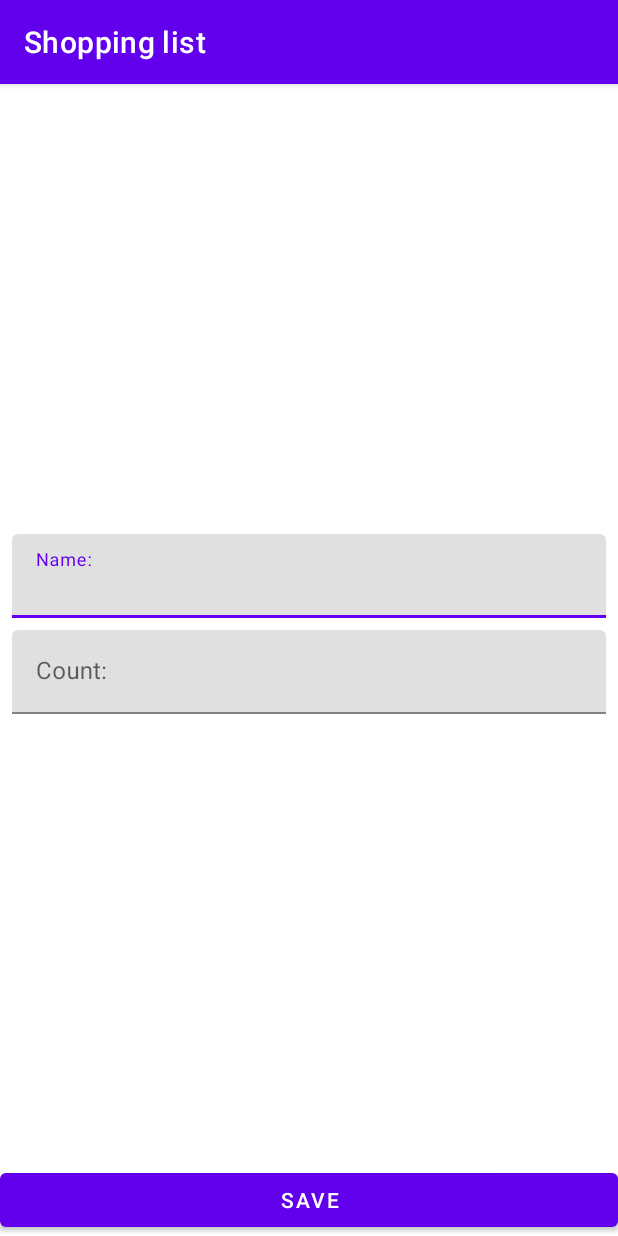
After one commit to tpyc12/Shoppinglist, an Android app: the ShopItemActivity screen opened directly, with no data from a screen before it, on a phone screen of 412 x 824 dp. The commit adds this screen. Run offline under Robolectric (Android 15) with nearby library versions, the phone set to English and light mode, and no system bars.

Commit message:
feat: ShopItemActivity.kt feat: activity_shop_item.xml

```diff
--- a/app/src/main/AndroidManifest.xml
+++ b/app/src/main/AndroidManifest.xml
@@ -14,6 +14,10 @@
         android:theme="@style/Theme.ShoppingList"
         tools:targetApi="31">
         <activity
+            android:name=".presentation.ShopItemActivity"
+            android:exported="false"
+            android:windowSoftInputMode="adjustResize"/>
+        <activity
             android:name=".presentation.MainActivity"
             android:exported="true">
             <intent-filter>
--- /dev/null
+++ b/app/src/main/java/com/myhome/android/shoppinglist/presentation/ShopItemActivity.kt
@@ -0,0 +1,12 @@
+package com.myhome.android.shoppinglist.presentation
+
+import androidx.appcompat.app.AppCompatActivity
+import android.os.Bundle
+import com.myhome.android.shoppinglist.R
+
+class ShopItemActivity : AppCompatActivity() {
+    override fun onCreate(savedInstanceState: Bundle?) {
+        super.onCreate(savedInstanceState)
+        setContentView(R.layout.activity_shop_item)
+    }
+}
--- /dev/null
+++ b/app/src/main/res/layout/activity_shop_item.xml
@@ -0,0 +1,61 @@
+<?xml version="1.0" encoding="utf-8"?>
+<androidx.constraintlayout.widget.ConstraintLayout xmlns:android="http://schemas.android.com/apk/res/android"
+    xmlns:app="http://schemas.android.com/apk/res-auto"
+    xmlns:tools="http://schemas.android.com/tools"
+    android:layout_width="match_parent"
+    android:layout_height="match_parent"
+    tools:context=".presentation.ShopItemActivity">
+
+    <com.google.android.material.textfield.TextInputLayout
+        android:id="@+id/til_name"
+        android:layout_width="@dimen/margin_zero"
+        android:layout_height="wrap_content"
+        android:layout_marginStart="@dimen/margin_x"
+        android:layout_marginEnd="@dimen/margin_x"
+        android:layout_marginBottom="@dimen/margin_half_x"
+        app:layout_constraintBottom_toTopOf="@+id/til_count"
+        app:layout_constraintEnd_toEndOf="parent"
+        app:layout_constraintStart_toStartOf="parent"
+        app:layout_constraintTop_toTopOf="parent"
+        app:layout_constraintVertical_chainStyle="packed">
+
+        <com.google.android.material.textfield.TextInputEditText
+            android:id="@+id/et_name"
+            android:layout_width="match_parent"
+            android:layout_height="wrap_content"
+            android:hint="@string/hint_label_name"
+            android:inputType="textCapWords" />
+
+    </com.google.android.material.textfield.TextInputLayout>
+
+    <com.google.android.material.textfield.TextInputLayout
+        android:id="@+id/til_count"
+        android:layout_width="@dimen/margin_zero"
+        android:layout_height="wrap_content"
+        android:layout_marginStart="@dimen/margin_x"
+        android:layout_marginTop="@dimen/margin_half_x"
+        android:layout_marginEnd="@dimen/margin_x"
+        app:layout_constraintBottom_toTopOf="@id/save_button"
+        app:layout_constraintEnd_toEndOf="parent"
+        app:layout_constraintStart_toStartOf="parent"
+        app:layout_constraintTop_toBottomOf="@id/til_name">
+
+        <com.google.android.material.textfield.TextInputEditText
+            android:id="@+id/et_count"
+            android:layout_width="match_parent"
+            android:layout_height="wrap_content"
+            android:hint="@string/hint_label_count"
+            android:inputType="number" />
+
+    </com.google.android.material.textfield.TextInputLayout>
+
+    <Button
+        android:id="@+id/save_button"
+        android:layout_width="@dimen/margin_zero"
+        android:layout_height="wrap_content"
+        android:text="@string/save_button"
+        app:layout_constraintBottom_toBottomOf="parent"
+        app:layout_constraintEnd_toEndOf="parent"
+        app:layout_constraintStart_toStartOf="parent" />
+
+</androidx.constraintlayout.widget.ConstraintLayout>
--- a/app/src/main/res/values/strings.xml
+++ b/app/src/main/res/values/strings.xml
@@ -1,4 +1,7 @@
 <resources>
     <string name="app_name">Shopping list</string>
     <string name="add_shop_item_button_text">Add shop item button</string>
+    <string name="hint_label_name">Name:</string>
+    <string name="hint_label_count">Count:</string>
+    <string name="save_button">Save</string>
 </resources>
--- a/build.gradle
+++ b/build.gradle
@@ -2,7 +2,7 @@
 plugins {
     id 'com.android.application' version '7.2.1' apply false
     id 'com.android.library' version '7.2.1' apply false
-    id 'org.jetbrains.kotlin.android' version '1.6.21' apply false
+    id 'org.jetbrains.kotlin.android' version '1.7.10' apply false
 }
 
 task clean(type: Delete) {
```
